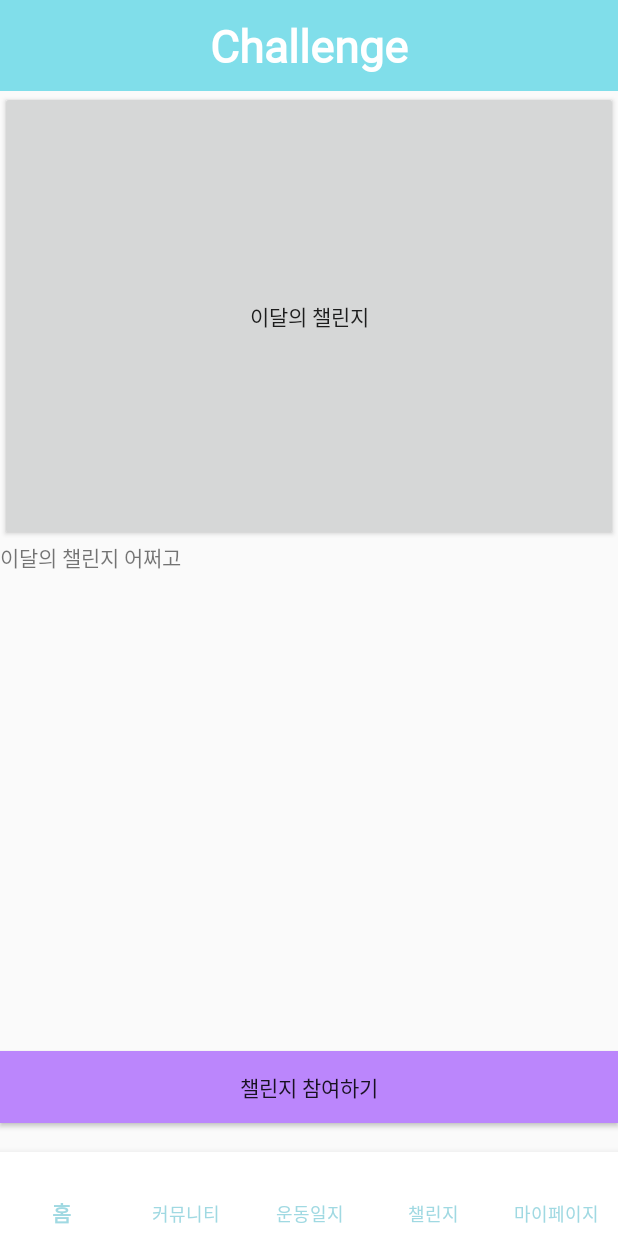
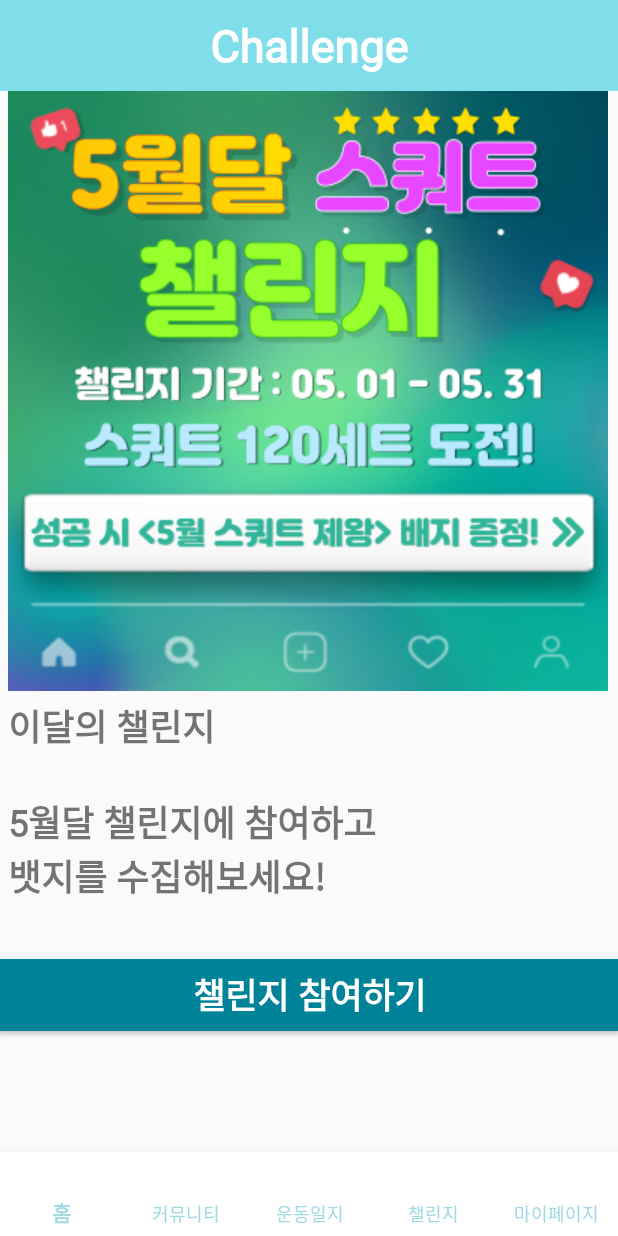
Before and after one commit to ibnuena/bangPT, an Android app: the fragment ChallengeFragment placed in its activity, on a phone screen of 412 x 824 dp. Run offline under Robolectric (Android 15) with nearby library versions, the phone set to English and light mode, and no system bars; libraries missing offline, so code that uses them is left out: com.prolificinteractive.materialcalendarview, me.relex.circleindicator; 4 statements that could not run were skipped.

Commit message:
feat: small correction

```diff
--- a/app/src/main/res/layout/activity_join.xml
+++ b/app/src/main/res/layout/activity_join.xml
@@ -145,7 +145,7 @@
                 android:layout_width="280dp"
                 android:layout_height="wrap_content"
                 android:layout_gravity="center"
-                android:layout_marginTop="200dp"
+                android:layout_marginTop="250dp"
                 android:background="@drawable/roundbtn2"
                 android:fontFamily="@font/nexon"
                 android:text="Register"
--- a/app/src/main/res/layout/activity_login.xml
+++ b/app/src/main/res/layout/activity_login.xml
@@ -17,7 +17,7 @@
         android:gravity="center"
         android:text="LOGIN"
         android:textColor="#4dd0e1"
-        android:textSize="24sp"
+        android:textSize="27sp"
         android:textStyle="bold"
         app:layout_constraintEnd_toEndOf="parent"
         app:layout_constraintStart_toStartOf="parent"
--- a/app/src/main/res/layout/fragment_challenge.xml
+++ b/app/src/main/res/layout/fragment_challenge.xml
@@ -23,28 +23,42 @@
             android:fontFamily="@font/nexon"
             android:text="Challenge"
             android:textColor="@android:color/background_light"
-            android:textSize="30dp"
+            android:textSize="30sp"
             android:textStyle="bold" />
     </LinearLayout>
 
-    <Button
-        android:id="@+id/button"
-        android:layout_width="match_parent"
-        android:layout_height="300dp"
-        android:text="이달의 챌린지" />
+    <ImageView
+        android:id="@+id/imageView"
+        android:layout_width="wrap_content"
+        android:layout_height="wrap_content"
+        android:layout_marginTop="0dp"
+        android:layout_marginLeft="5dp"
+        android:layout_marginRight="5dp"
+        android:src="@drawable/chall"
+         />
 
     <TextView
         android:id="@+id/textView2"
         android:layout_width="match_parent"
-        android:layout_height="300dp"
-        android:text="이달의 챌린지 어쩌고" />
+        android:layout_height="133dp"
+        android:fontFamily="@font/nexon"
+        android:layout_marginTop="5dp"
+        android:layout_marginLeft="5dp"
+        android:layout_marginRight="5dp"
+        android:textSize="24sp"
+        android:textStyle="bold"
+        android:text="이달의 챌린지 \n\n5월달 챌린지에 참여하고\n뱃지를 수집해보세요!" />
 
     <Button
         android:id="@+id/button6"
         android:layout_width="match_parent"
         android:layout_height="wrap_content"
-        android:background="@color/purple_200"
+        android:background="#008299"
+        android:fontFamily="@font/nexon"
+        android:textSize="23sp"
+        android:textStyle="bold"
         android:layout_marginTop="40dp"
+        android:textColor="@android:color/background_light"
         android:text="챌린지 참여하기" />
 
 
```
Also changed, not shown: app/src/main/res/layout/fragment_banner3.xml (+4 -7 lines), app/src/main/res/layout/fragment_home.xml (+18 -2 lines), app/src/main/res/drawable/banner3.png (added), app/src/main/res/drawable/chall.png (added).
